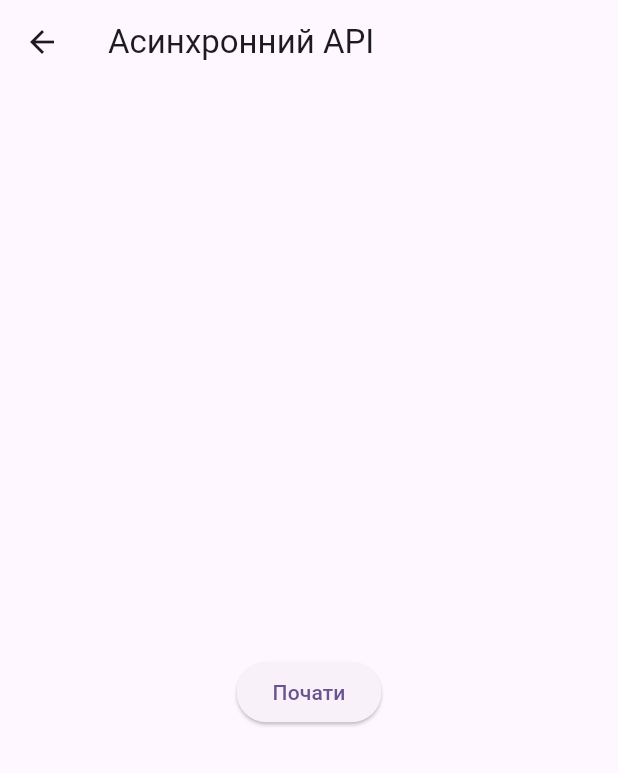
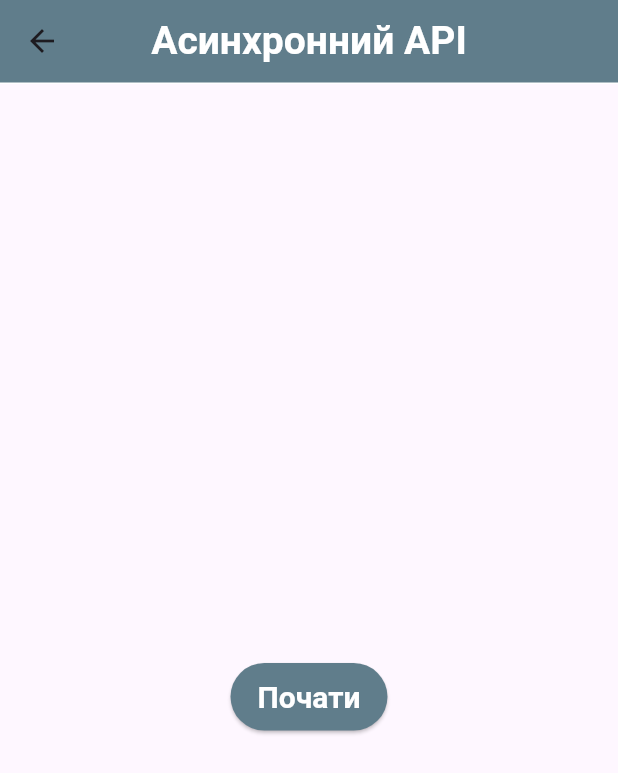
Before and after one commit to Spartakm67/flutter_hw13, a Flutter app: the screen it shows after launch, after a tap on "Task 4", on a phone screen of 412 x 824 dp. Shown: the top 773 px of the screen. Run offline on Flutter 3.47's test engine with Material 3 defaults, Android fonts, the phone set to English and light mode, and no system bars.

Commit message:
Styles added

```diff
--- a/lib/screens/task4.dart
+++ b/lib/screens/task4.dart
@@ -1,5 +1,6 @@
 import 'package:flutter/material.dart';
 import 'package:flutter_hw13/services/api_service.dart';
+import 'package:flutter_hw13/widgets/custom_app_bar.dart';
 
 class ApiScreen extends StatefulWidget {
   const ApiScreen({super.key});
@@ -15,9 +16,7 @@ class ApiScreenState extends State<ApiScreen> {
   @override
   Widget build(BuildContext context) {
     return Scaffold(
-      appBar: AppBar(
-        title: const Text('Асинхронний API'),
-      ),
+      appBar: const CustomAppBar(title: 'Асинхронний API'),
       body: Center(
         child: Column(
           mainAxisAlignment: MainAxisAlignment.center,
@@ -25,11 +24,38 @@ class ApiScreenState extends State<ApiScreen> {
             Text(
               _statusMessage,
               textAlign: TextAlign.center,
-              style: const TextStyle(fontSize: 16),
+              style: const TextStyle(fontSize: 20),
             ),
             const SizedBox(height: 20),
             ElevatedButton(
               onPressed: _isLoading ? null : _startApiCall,
+              style: ButtonStyle(
+                backgroundColor: WidgetStateProperty.resolveWith<Color>(
+                      (states) {
+                    if (states.contains(WidgetState.disabled)) {
+                      return Colors.white60;
+                    }
+                    return Colors.blueGrey;
+                  },
+                ),
+                foregroundColor: WidgetStateProperty.resolveWith<Color>(
+                      (states) {
+                    if (states.contains(WidgetState.disabled)) {
+                      return Colors.black12;
+                    }
+                    return Colors.white;
+                  },
+                ),
+                textStyle: WidgetStateProperty.all(
+                  const TextStyle(
+                    fontSize: 20,
+                    fontWeight: FontWeight.bold,
+                  ),
+                ),
+                padding: WidgetStateProperty.all(
+                  const EdgeInsets.symmetric(horizontal: 18, vertical: 11),
+                ),
+              ),
               child: const Text('Почати'),
             ),
           ],
--- a/lib/services/countdown_timer.dart
+++ b/lib/services/countdown_timer.dart
@@ -21,7 +21,7 @@ class CountdownTimer {
           _controller.add(_remainingTime);
           _remainingTime--;
         } else {
-          _controller.addError("Таймер завершено!");
+          _controller.addError('Таймер завершено!');
           timer.cancel();
         }
       },
--- a/lib/services/real_time_data_generator.dart
+++ b/lib/services/real_time_data_generator.dart
@@ -2,7 +2,8 @@ import 'dart:async';
 import 'dart:math';
 
 class RealTimeDataGenerator {
-  final StreamController<int> _dataController = StreamController<int>.broadcast();
+  final StreamController<int> _dataController =
+      StreamController<int>.broadcast();
   Timer? _timer;
 
   Stream<int> get dataStream => _dataController.stream;
--- a/lib/styles/text_styles.dart
+++ b/lib/styles/text_styles.dart
@@ -26,7 +26,7 @@ class TextStyles {
   );
 
   static const TextStyle defaultText = TextStyle(
-    fontSize: 20,
+    fontSize: 26,
     color: Colors.blueAccent,
     fontStyle: FontStyle.italic,
   );
--- a/lib/widgets/custom_app_bar.dart
+++ b/lib/widgets/custom_app_bar.dart
@@ -19,7 +19,7 @@ class CustomAppBar extends StatelessWidget implements PreferredSizeWidget {
       title: Text(
         title,
         style: const TextStyle(
-          fontSize: 22,
+          fontSize: 26,
           fontWeight: FontWeight.bold,
           color: Colors.white,
         ),
```
Also changed, not shown: lib/screens/task1.dart (+16 -6 lines), lib/screens/task2.dart (+18 -10 lines), lib/screens/task3.dart (+18 -10 lines), lib/services/api_service.dart (+5 -5 lines).
